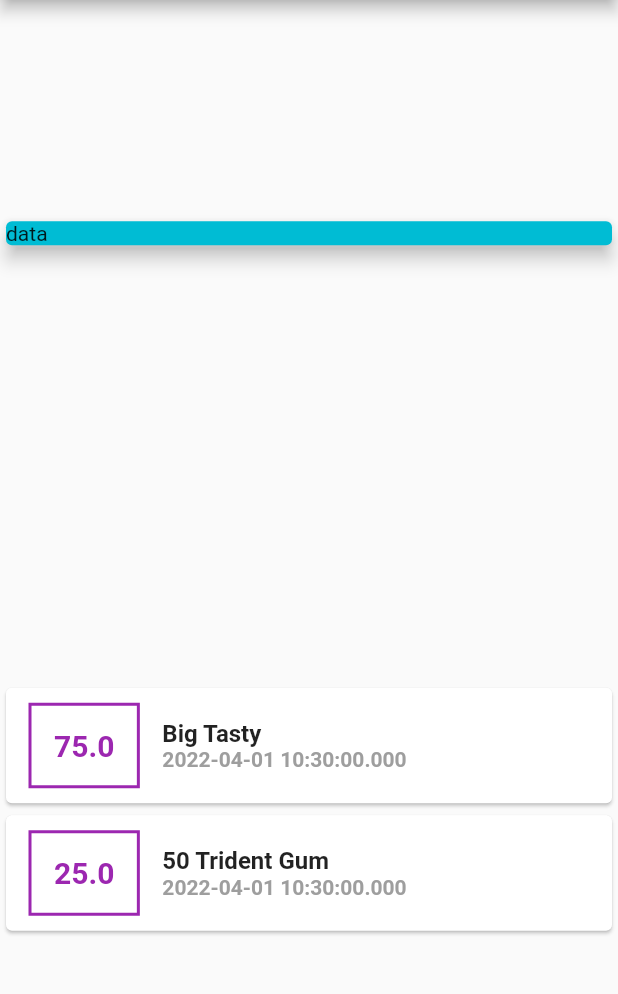
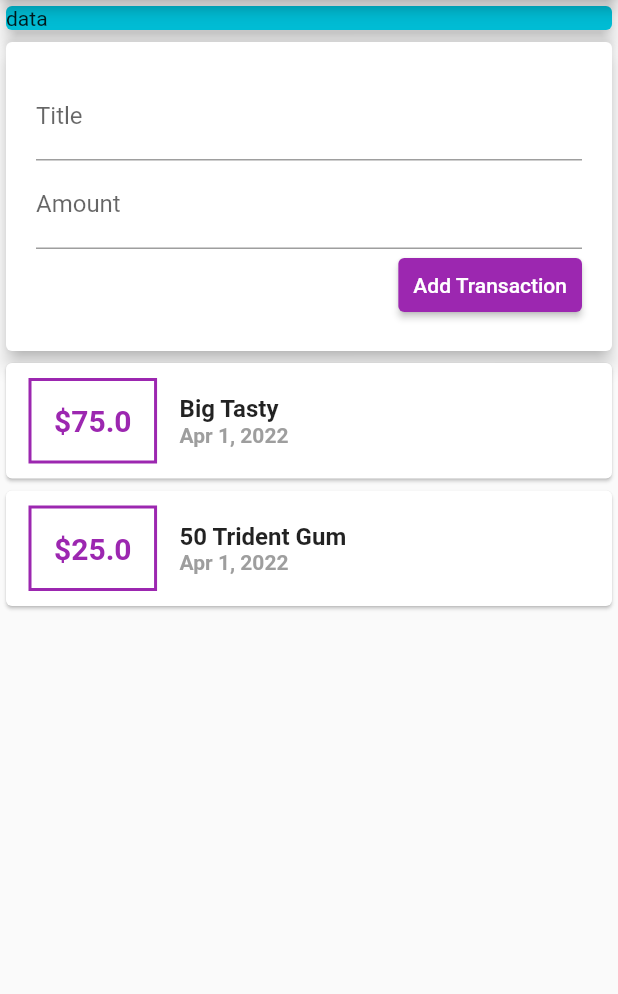
Before and after one commit to IamZygote/Hold-Your-Money, a Flutter app: the screen it shows after launch, on a phone screen of 412 x 824 dp, the part 84-1078 px from its top. Run offline on Flutter 3.47's test engine with Material 2 defaults, Android fonts, the phone set to English and light mode, and no system bars.

Commit message:
added some features (first update)
added how a transaction should look like (widget shape)
added the initial shape of adding a new transaction in the main scaffold screen (will be updated later)

```diff
--- a/lib/main.dart
+++ b/lib/main.dart
@@ -1,5 +1,6 @@
 import 'transaction.dart';
 import 'package:flutter/material.dart';
+import 'package:intl/intl.dart';
 
 void main() {
   runApp(const MyApp());
@@ -52,7 +53,7 @@ class _MyHomePageState extends State<MyHomePage> {
         title: Text(widget.title),
       ),
       body: Column(
-        mainAxisAlignment: MainAxisAlignment.spaceAround,
+        //mainAxisAlignment: MainAxisAlignment.spaceAround,
         children: <Widget>[
           Container(
             width: double.infinity,
@@ -60,6 +61,31 @@ class _MyHomePageState extends State<MyHomePage> {
               child: Text("data"),
               elevation: 5,
               color: Colors.cyan,
+            ),
+          ),
+          Card(
+            elevation: 5,
+            child: Container(
+              padding: EdgeInsets.all(20),
+              child: Column(
+                crossAxisAlignment: CrossAxisAlignment.end,
+                children: <Widget>[
+                  TextField(
+                    decoration: InputDecoration(labelText: 'Title'),
+                  ),
+                  TextField(
+                    decoration: InputDecoration(labelText: 'Amount'),
+                  ),
+                  ElevatedButton(
+                    onPressed: () {},
+                    child: Text('Add Transaction'),
+                    style: ButtonStyle(
+                      backgroundColor: MaterialStateProperty.all(Colors.purple),
+                      padding: MaterialStateProperty.all(EdgeInsets.all(10)),
+                    ),
+                  )
+                ],
+              ),
             ),
           ),
           Column(
@@ -80,7 +106,7 @@ class _MyHomePageState extends State<MyHomePage> {
                     ),
                     padding: EdgeInsets.all(15),
                     child: Text(
-                      tx.amount.toString(),
+                      '\$${tx.amount}',
                       style: TextStyle(
                         color: Colors.purple,
                         fontSize: 20,
@@ -99,7 +125,7 @@ class _MyHomePageState extends State<MyHomePage> {
                         ),
                       ),
                       Text(
-                        tx.date.toString(),
+                        DateFormat.yMMMd().format(tx.date),
                         style: TextStyle(
                           fontWeight: FontWeight.bold,
                           fontSize: 14,
--- a/pubspec.yaml
+++ b/pubspec.yaml
@@ -45,6 +45,7 @@ dev_dependencies:
   # package. See that file for information about deactivating specific lint
   # rules and activating additional ones.
   flutter_lints: ^1.0.0
+  intl: ^0.17.0
 
 # For information on the generic Dart part of this file, see the
 # following page: https://dart.dev/tools/pub/pubspec
```
Also changed, not shown: pubspec.lock.
